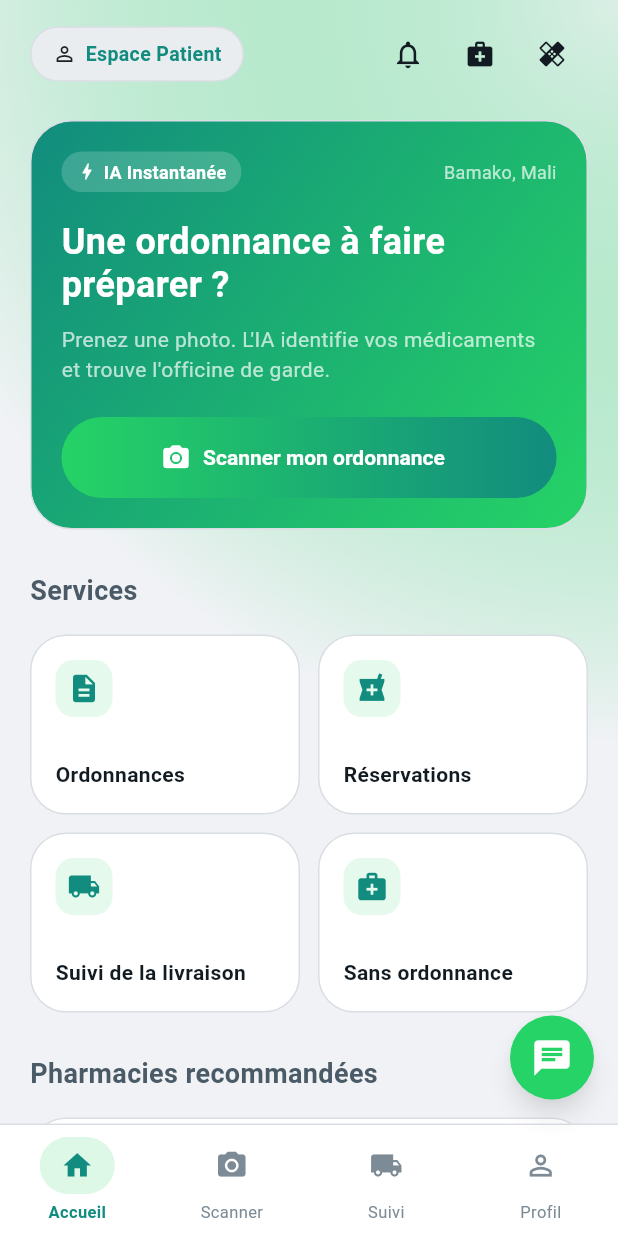
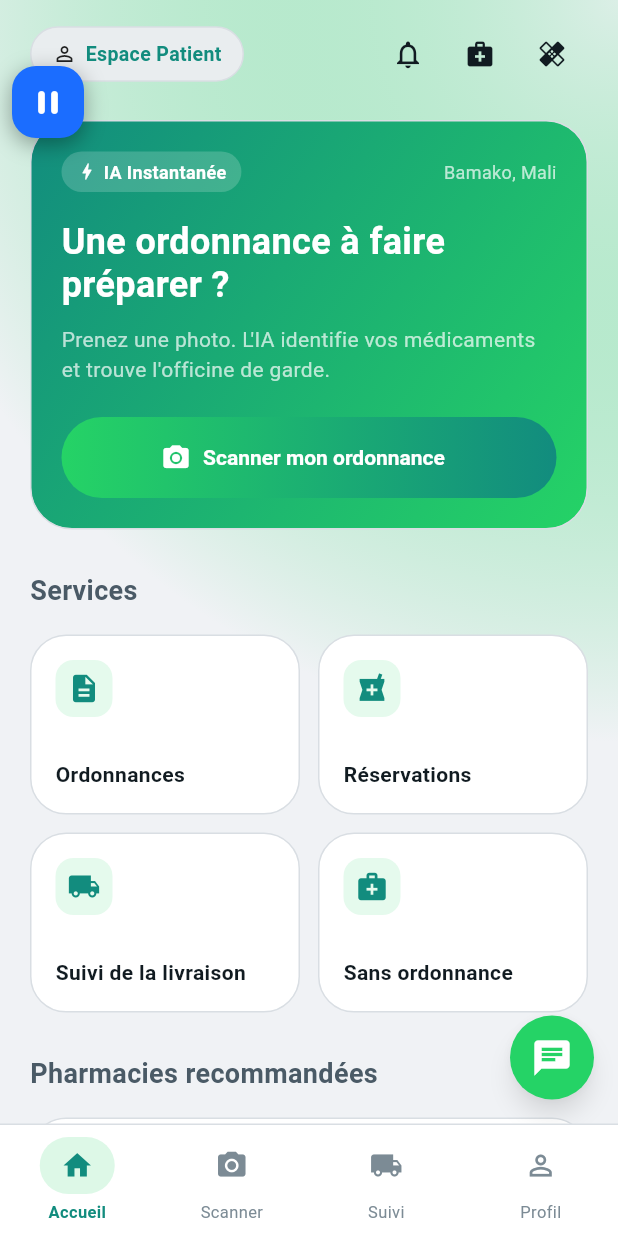
Before and after one commit to mohpython/houss, a Flutter app: the PatientMainScreen screen opened by its route, on a phone screen of 412 x 824 dp. Run offline on Flutter 3.47's test engine with Material 3 defaults, Android fonts, the phone set to English and light mode, and no system bars; our stand-ins replace app_links, audioplayers, firebase_core, firebase_messaging, flutter_local_notifications, flutter_tts and 6 more; accounts and stored records are empty; network calls fail.

Commit message:
feat(mobile): voix guidee NIAGA - du choix de langue a l'accueil
Comme l'application de reference (NIAGA), la voix parle au patient des le
premier ecran :

- Ecran d'accueil : la voix lit le logo, le slogan et « Commencer »
- Connexion : la voix explique comment se connecter
- Inscription : la voix explique la creation de compte Google
- Accueil : la voix lit le hero et le bouton « Scanner mon ordonnance »

Bouton pause / reprise vocale flottant en haut a gauche de tous les
ecrans (bouton NIAGA) : un tapotement coupe la voix, un second la
relance et relit le dernier message.

```diff
--- /dev/null
+++ b/App-mobile/lib/core/widgets/voice_guide_toggle.dart
@@ -0,0 +1,54 @@
+import 'package:flutter/material.dart';
+
+import '../../core/services/voice_service.dart';
+
+/// Bouton pause / lecture vocale flottant (en haut à gauche).
+///
+/// Un tapotement coupe immédiatement la voix en cours et désactive la
+/// lecture ; un second tapotement la réactive. La préférence est mémorisée
+/// sur l'appareil.
+class VoiceGuideToggle extends StatelessWidget {
+  const VoiceGuideToggle({super.key});
+
+  @override
+  Widget build(BuildContext context) {
+    return AnimatedBuilder(
+      animation: VoiceService.instance,
+      builder: (context, _) {
+        final on = VoiceService.instance.enabled;
+        return GestureDetector(
+          onTap: () async {
+            final voice = VoiceService.instance;
+            if (on) {
+              await voice.stop();
+              await voice.setEnabled(false);
+            } else {
+              await voice.setEnabled(true);
+              await voice.repeat();
+            }
+          },
+          child: Container(
+            width: 48,
+            height: 48,
+            decoration: BoxDecoration(
+              color: on ? const Color(0xFF1B6DFF) : const Color(0xFF334155),
+              borderRadius: BorderRadius.circular(16),
+              boxShadow: [
+                BoxShadow(
+                  color: Colors.black.withValues(alpha: 0.35),
+                  blurRadius: 12,
+                  offset: const Offset(0, 4),
+                ),
+              ],
+            ),
+            child: Icon(
+              on ? Icons.pause_rounded : Icons.volume_up_rounded,
+              color: Colors.white,
+              size: 26,
+            ),
+          ),
+        );
+      },
+    );
+  }
+}
--- a/App-mobile/lib/features/home/home_screen.dart
+++ b/App-mobile/lib/features/home/home_screen.dart
@@ -7,6 +7,7 @@ import 'package:saha_sante/core/services/location_service.dart';
 import 'package:saha_sante/core/theme/app_colors.dart';
 import 'package:saha_sante/core/theme/app_theme.dart';
 import 'package:saha_sante/core/widgets/notification_bell.dart';
+import 'package:saha_sante/core/services/voice_service.dart';
 import 'package:saha_sante/core/l10n/app_locale.dart';
 import 'package:saha_sante/features/home/notification_check_banner.dart';
 
@@ -25,6 +26,16 @@ class _HomeScreenState extends State<HomeScreen> {
   @override
   void initState() {
     super.initState();
+    // Voix : lit l'accueil (« Une ordonnance à faire préparer ? » + les services).
+    WidgetsBinding.instance.addPostFrameCallback((_) {
+      VoiceService.instance.speak(
+        [
+          L10n.c('home.heroTitle'),
+          L10n.c('home.heroDesc'),
+          L10n.c('home.scanCta'),
+        ].join('. '),
+      );
+    });
     _load();
   }
 
--- a/App-mobile/lib/features/home/patient_main_screen.dart
+++ b/App-mobile/lib/features/home/patient_main_screen.dart
@@ -11,6 +11,7 @@ import 'package:saha_sante/features/practitioner/practitioner_space_screen.dart'
 import 'package:saha_sante/features/profile/profile_screen.dart';
 import 'package:saha_sante/features/scan/scan_screen.dart';
 import 'package:saha_sante/features/tracking/tracking_screen.dart';
+import 'package:saha_sante/core/widgets/voice_guide_toggle.dart';
 
 /// Écran principal : menu du bas construit selon le rôle de l'utilisateur.
 ///
@@ -108,10 +109,25 @@ class _PatientMainScreenState extends State<PatientMainScreen> {
         ];
 
         return Scaffold(
-          body: tabs.pages[_currentIndex],
-          // Commande via WhatsApp, bouton flottant façon site : visible pour
-          // tous les comptes, comme sur le site.
-          floatingActionButton: const WhatsAppFab(),
+          body: Stack(
+            children: [
+              tabs.pages[_currentIndex],
+              // Bouton pause/reprise vocale flottant (façon NIAGA), en haut
+              // à gauche : présent sur tous les écrans de l'application.
+              const Positioned(
+                top: 44,
+                left: 8,
+                child: VoiceGuideToggle(),
+              ),
+              // Commande via WhatsApp, bouton flottant façon site : visible
+              // pour tous les comptes, comme sur le site.
+              const Positioned(
+                bottom: 16,
+                right: 16,
+                child: WhatsAppFab(),
+              ),
+            ],
+          ),
           bottomNavigationBar: Container(
             decoration: BoxDecoration(
               color: AppColors.surface,
```
Also changed, not shown: App-mobile/lib/core/services/voice_service.dart (+9 -0 lines), App-mobile/lib/features/auth/login_screen.dart (+10 -0 lines), App-mobile/lib/features/auth/register_screen.dart (+14 -0 lines), App-mobile/lib/features/splash/onboarding_screen.dart (+36 -2 lines).
